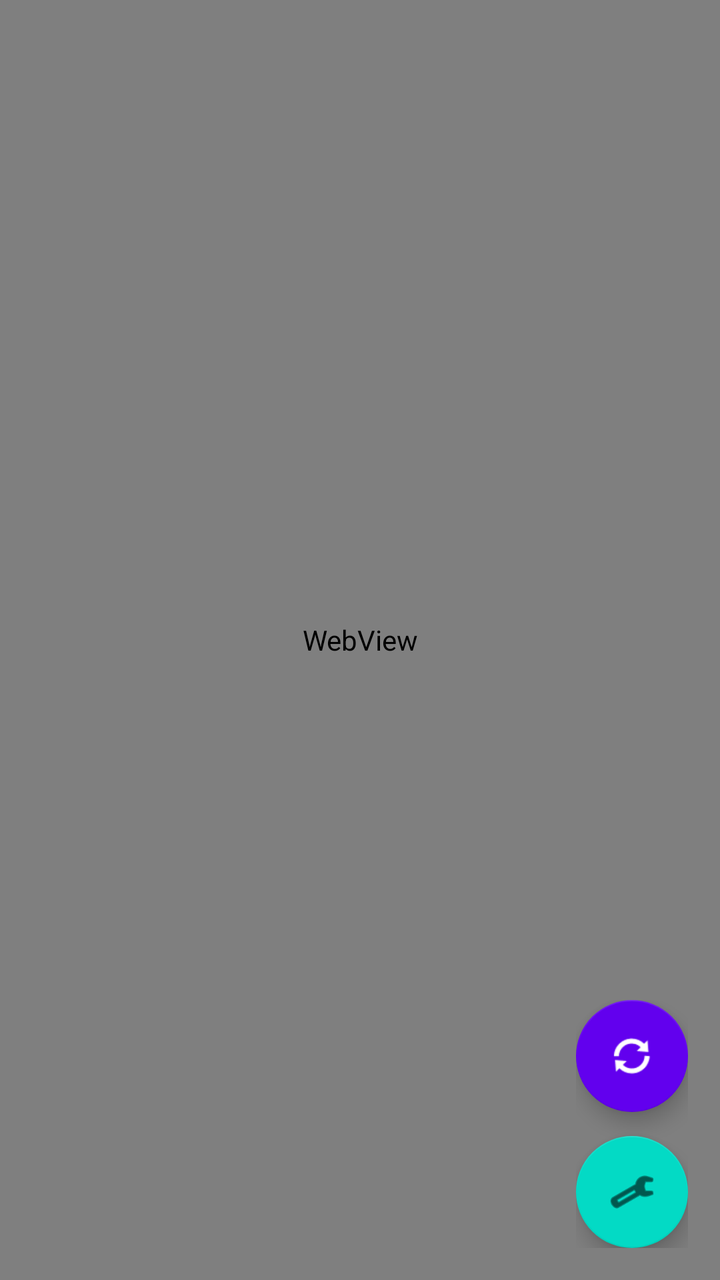
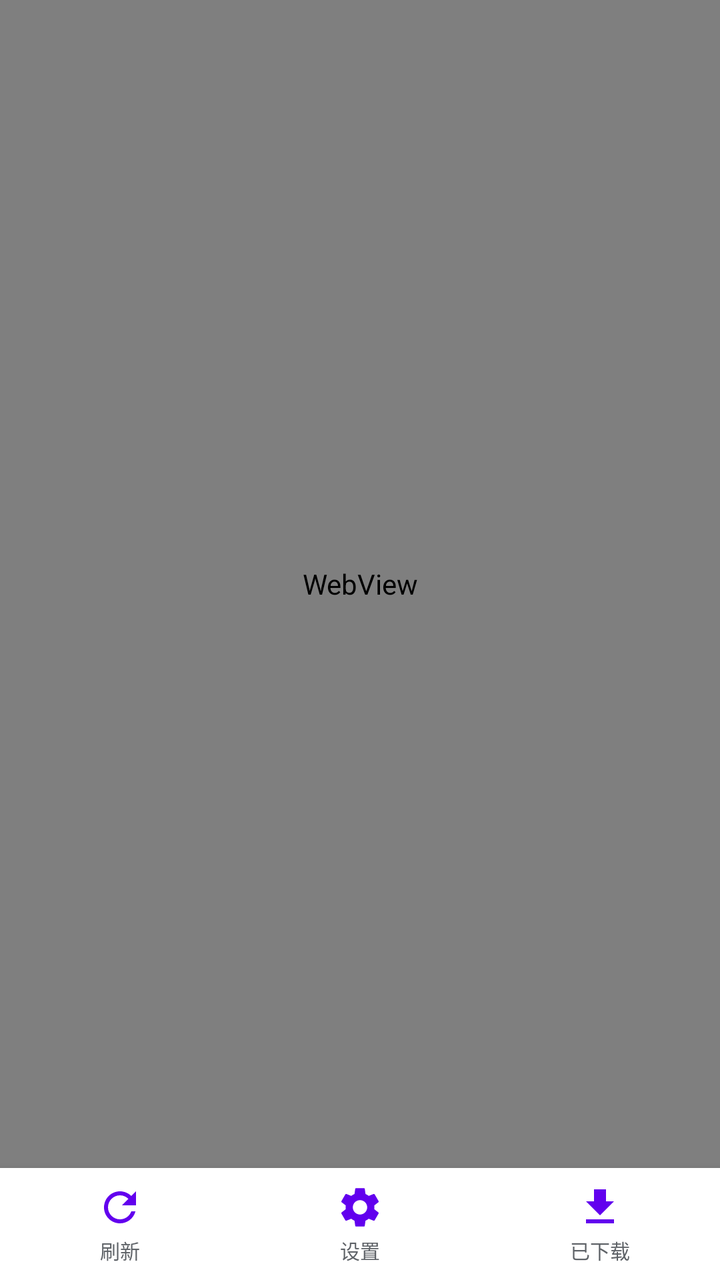

Before-and-after screenshots of an Android layout around one commit, followed by the original layout XML and the change that was made.
<!-- AndroidManifest.xml: application theme Theme.WebShareApp -->
<!-- res/layout/activity_main.xml -->
<?xml version="1.0" encoding="utf-8"?>
<FrameLayout xmlns:android="http://schemas.android.com/apk/res/android"
    android:layout_width="match_parent"
    android:layout_height="match_parent">

    <WebView
        android:id="@+id/webView"
        android:layout_width="match_parent"
        android:layout_height="match_parent" />

    <ProgressBar
        android:id="@+id/progressBar"
        style="?android:attr/progressBarStyleHorizontal"
        android:layout_width="match_parent"
        android:layout_height="3dp"
        android:layout_gravity="top"
        android:max="100"
        android:progress="0"
        android:progressTint="@color/purple_500"
        android:visibility="gone" />

    <LinearLayout
        android:layout_width="wrap_content"
        android:layout_height="wrap_content"
        android:layout_gravity="bottom|end"
        android:orientation="vertical"
        android:layout_margin="16dp">

        <com.google.android.material.floatingactionbutton.FloatingActionButton
            android:id="@+id/fabRefresh"
            android:layout_width="wrap_content"
            android:layout_height="wrap_content"
            android:layout_marginBottom="12dp"
            android:src="@android:drawable/ic_popup_sync"
            android:contentDescription="刷新页面"
            app:backgroundTint="@color/purple_500"
            app:tint="@android:color/white"
            xmlns:app="http://schemas.android.com/apk/res-auto" />

        <com.google.android.material.floatingactionbutton.FloatingActionButton
            android:id="@+id/fabSettings"
            android:layout_width="wrap_content"
            android:layout_height="wrap_content"
            android:src="@android:drawable/ic_menu_manage"
            android:contentDescription="@string/settings_title" />

    </LinearLayout>

</FrameLayout>
<!-- resources referenced by this layout -->
<resources>
  <color name="purple_500">#FF6200EE</color>
  <string name="settings_title">设置</string>
  <style name="Theme.WebShareApp" parent="Theme.MaterialComponents.Light.NoActionBar">
          <item name="colorPrimary">@color/purple_500</item>
          <item name="colorPrimaryVariant">@color/purple_700</item>
          <item name="colorOnPrimary">@color/white</item>
          <item name="colorSecondary">@color/teal_200</item>
          <item name="colorSecondaryVariant">@color/teal_700</item>
          <item name="colorOnSecondary">@color/black</item>
          <item name="android:statusBarColor">@color/purple_700</item>
      </style>
  <color name="purple_700">#FF3700B3</color>
  <color name="white">#FFFFFFFF</color>
  <color name="teal_200">#FF03DAC5</color>
  <color name="teal_700">#FF018786</color>
  <color name="black">#FF000000</color>
</resources>

<!-- the commit's change to res/layout/activity_main.xml (unified diff, before → after) -->
@@ -1,49 +1,113 @@
 <?xml version="1.0" encoding="utf-8"?>
-<FrameLayout xmlns:android="http://schemas.android.com/apk/res/android"
+<LinearLayout xmlns:android="http://schemas.android.com/apk/res/android"
     android:layout_width="match_parent"
-    android:layout_height="match_parent">
+    android:layout_height="match_parent"
+    android:orientation="vertical">
 
-    <WebView
-        android:id="@+id/webView"
+    <FrameLayout
         android:layout_width="match_parent"
-        android:layout_height="match_parent" />
+        android:layout_height="0dp"
+        android:layout_weight="1">
 
-    <ProgressBar
-        android:id="@+id/progressBar"
-        style="?android:attr/progressBarStyleHorizontal"
+        <WebView
+            android:id="@+id/webView"
+            android:layout_width="match_parent"
+            android:layout_height="match_parent" />
+
+        <ProgressBar
+            android:id="@+id/progressBar"
+            style="?android:attr/progressBarStyleHorizontal"
+            android:layout_width="match_parent"
+            android:layout_height="3dp"
+            android:layout_gravity="top"
+            android:max="100"
+            android:progress="0"
+            android:progressTint="@color/purple_500"
+            android:visibility="gone" />
+    </FrameLayout>
+
+    
+    <LinearLayout
+        android:id="@+id/bottomBar"
         android:layout_width="match_parent"
-        android:layout_height="3dp"
-        android:layout_gravity="top"
-        android:max="100"
-        android:progress="0"
-        android:progressTint="@color/purple_500"
-        android:visibility="gone" />
+        android:layout_height="56dp"
+        android:orientation="horizontal"
+        android:background="@color/white"
+        android:elevation="8dp">
 
-    <LinearLayout
-        android:layout_width="wrap_content"
-        android:layout_height="wrap_content"
-        android:layout_gravity="bottom|end"
-        android:orientation="vertical"
-        android:layout_margin="16dp">
+        <LinearLayout
+            android:id="@+id/navRefresh"
+            android:layout_width="0dp"
+            android:layout_height="match_parent"
+            android:layout_weight="1"
+            android:orientation="vertical"
+            android:gravity="center"
+            android:background="?attr/selectableItemBackgroundBorderless">
 
-        <com.google.android.material.floatingactionbutton.FloatingActionButton
-            android:id="@+id/fabRefresh"
-            android:layout_width="wrap_content"
-            android:layout_height="wrap_content"
-            android:layout_marginBottom="12dp"
-            android:src="@android:drawable/ic_popup_sync"
-            android:contentDescription="刷新页面"
-            app:backgroundTint="@color/purple_500"
-            app:tint="@android:color/white"
-            xmlns:app="http://schemas.android.com/apk/res-auto" />
+            <ImageView
+                android:layout_width="24dp"
+                android:layout_height="24dp"
+                android:src="@drawable/ic_nav_refresh"
+                android:tint="@color/purple_500"
+                android:contentDescription="刷新页面" />
 
-        <com.google.android.material.floatingactionbutton.FloatingActionButton
-            android:id="@+id/fabSettings"
-            android:layout_width="wrap_content"
-            android:layout_height="wrap_content"
-            android:src="@android:drawable/ic_menu_manage"
-            android:contentDescription="@string/settings_title" />
+            <TextView
+                android:layout_width="wrap_content"
+                android:layout_height="wrap_content"
+                android:layout_marginTop="2dp"
+                android:text="刷新"
+                android:textSize="10sp"
+                android:textColor="#5F6368" />
+        </LinearLayout>
 
+        <LinearLayout
+            android:id="@+id/navSettings"
+            android:layout_width="0dp"
+            android:layout_height="match_parent"
+            android:layout_weight="1"
+            android:orientation="vertical"
+            android:gravity="center"
+            android:background="?attr/selectableItemBackgroundBorderless">
+
+            <ImageView
+                android:layout_width="24dp"
+                android:layout_height="24dp"
+                android:src="@drawable/ic_nav_settings"
+                android:tint="@color/purple_500"
+                android:contentDescription="@string/settings_title" />
+
+            <TextView
+                android:layout_width="wrap_content"
+                android:layout_height="wrap_content"
+                android:layout_marginTop="2dp"
+                android:text="设置"
+                android:textSize="10sp"
+                android:textColor="#5F6368" />
+        </LinearLayout>
+
+        <LinearLayout
+            android:id="@+id/navDownloads"
+            android:layout_width="0dp"
+            android:layout_height="match_parent"
+            android:layout_weight="1"
+            android:orientation="vertical"
+            android:gravity="center"
+            android:background="?attr/selectableItemBackgroundBorderless">
+
+            <ImageView
+                android:layout_width="24dp"
+                android:layout_height="24dp"
+                android:src="@drawable/ic_nav_downloads"
+                android:tint="@color/purple_500"
+                android:contentDescription="@string/downloads_title" />
+
+            <TextView
+                android:layout_width="wrap_content"
+                android:layout_height="wrap_content"
+                android:layout_marginTop="2dp"
+                android:text="已下载"
+                android:textSize="10sp"
+                android:textColor="#5F6368" />
+        </LinearLayout>
     </LinearLayout>
-
-</FrameLayout>
+</LinearLayout>
<!-- resource entries referenced after the edit -->
@@ -13,6 +13,25 @@
       </style>
   <color name="purple_700">#FF3700B3</color>
   <color name="white">#FFFFFFFF</color>
+  <!-- drawable ic_nav_downloads (drawable) -->
+  <vector xmlns:android="http://schemas.android.com/apk/res/android"
+      android:width="24dp" android:height="24dp"
+      android:viewportWidth="24" android:viewportHeight="24">
+      <path android:fillColor="#FF000000" android:pathData="M19,9h-4V3H9v6H5l7,7 7,-7zM5,18v2h14v-2H5z"/>
+  </vector>
+  <!-- drawable ic_nav_refresh (drawable) -->
+  <vector xmlns:android="http://schemas.android.com/apk/res/android"
+      android:width="24dp" android:height="24dp"
+      android:viewportWidth="24" android:viewportHeight="24">
+      <path android:fillColor="#FF000000" android:pathData="M17.65,6.35C16.2,4.9 14.21,4 12,4c-4.42,0 -7.99,3.58 -8,8s3.57,8 8,8c3.73,0 6.84,-2.55 7.73,-6h-2.08c-0.82,2.33 -3.04,4 -5.65,4 -3.31,0 -6,-2.69 -6,-6s2.69,-6 6,-6c1.66,0 3.14,0.69 4.22,1.78L13,11h7V4l-2.35,2.35z"/>
+  </vector>
+  <!-- drawable ic_nav_settings (drawable) -->
+  <vector xmlns:android="http://schemas.android.com/apk/res/android"
+      android:width="24dp" android:height="24dp"
+      android:viewportWidth="24" android:viewportHeight="24">
+      <path android:fillColor="#FF000000" android:pathData="M19.14,12.94c0.04,-0.3 0.06,-0.61 0.06,-0.94c0,-0.32 -0.02,-0.64 -0.07,-0.94l2.03,-1.58c0.18,-0.14 0.23,-0.41 0.12,-0.61l-1.92,-3.32c-0.12,-0.22 -0.37,-0.29 -0.59,-0.22l-2.39,0.96c-0.5,-0.38 -1.03,-0.7 -1.62,-0.94L14.4,2.81c-0.04,-0.24 -0.24,-0.41 -0.48,-0.41h-3.84c-0.24,0 -0.43,0.17 -0.47,0.41L9.25,5.35C8.66,5.59 8.12,5.92 7.63,6.29L5.24,5.33c-0.22,-0.08 -0.47,0 -0.59,0.22L2.74,8.87C2.62,9.08 2.66,9.34 2.86,9.48l2.03,1.58C4.84,11.36 4.8,11.69 4.8,12s0.02,0.64 0.07,0.94l-2.03,1.58c-0.18,0.14 -0.23,0.41 -0.12,0.61l1.92,3.32c0.12,0.22 0.37,0.29 0.59,0.22l2.39,-0.96c0.5,0.38 1.03,0.7 1.62,0.94l0.36,2.54c0.05,0.24 0.24,0.41 0.48,0.41h3.84c0.24,0 0.44,-0.17 0.47,-0.41l0.36,-2.54c0.59,-0.24 1.13,-0.56 1.62,-0.94l2.39,0.96c0.22,0.08 0.47,0 0.59,-0.22l1.92,-3.32c0.12,-0.22 0.07,-0.47 -0.12,-0.61L19.14,12.94zM12,15.6c-1.98,0 -3.6,-1.62 -3.6,-3.6s1.62,-3.6 3.6,-3.6s3.6,1.62 3.6,3.6S13.98,15.6 12,15.6z"/>
+  </vector>
+  <string name="downloads_title">已下载</string>
   <color name="teal_200">#FF03DAC5</color>
   <color name="teal_700">#FF018786</color>
   <color name="black">#FF000000</color>
